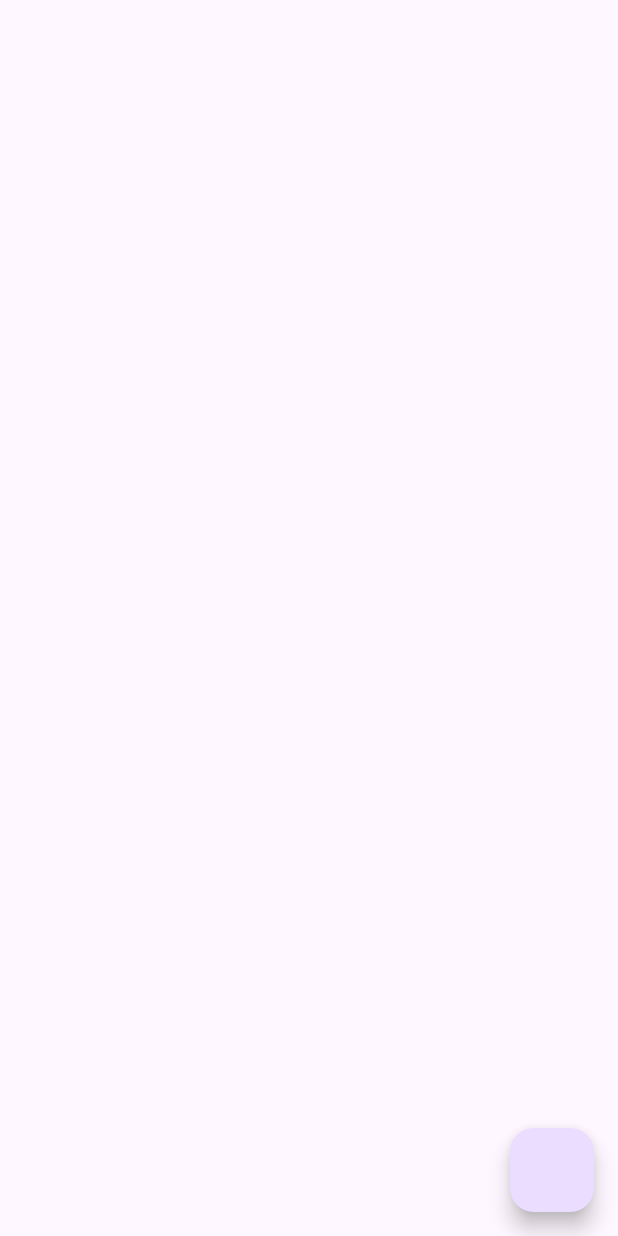
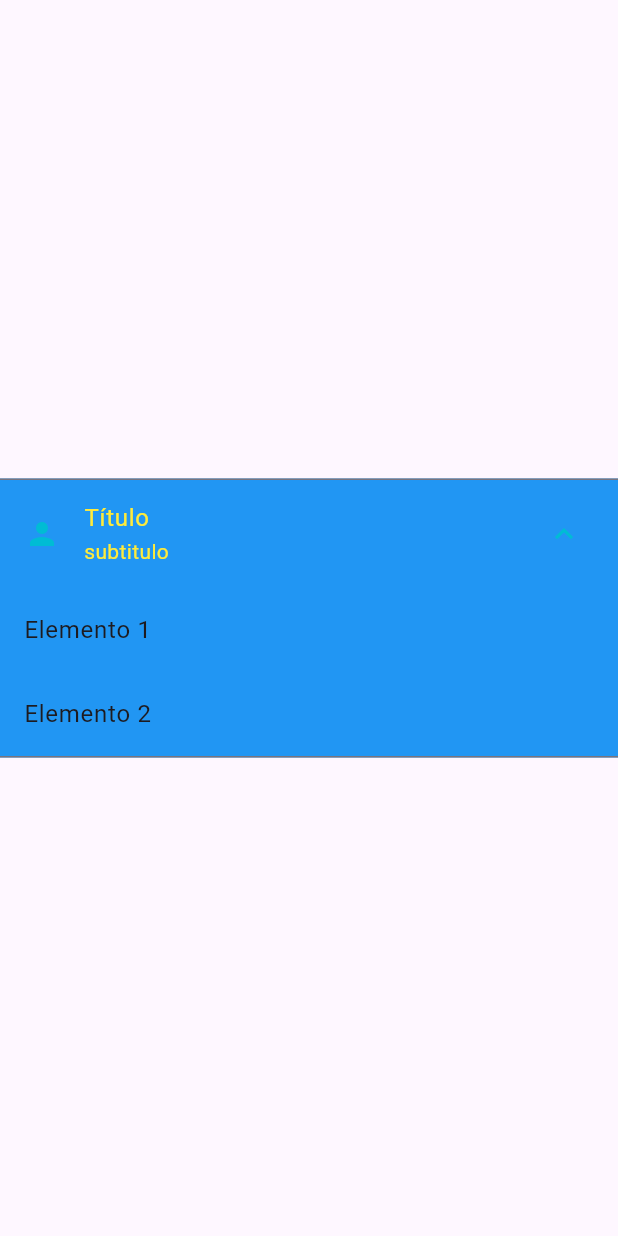
Before and after one commit to fr4nsgallegos/matriculasappg14, a Flutter app: the screen it shows after launch, on a phone screen of 412 x 824 dp. Run offline on Flutter 3.47's test engine with Material 3 defaults, Android fonts, the phone set to English and light mode, and no system bars.

Commit message:
expansio tile

```diff
--- a/lib/main.dart
+++ b/lib/main.dart
@@ -1,7 +1,10 @@
 import 'package:flutter/material.dart';
+import 'package:matriculasappg14/pages/expansiontile_page.dart';
 import 'package:matriculasappg14/pages/home_page.dart';
 import 'package:matriculasappg14/pages/listile_page.dart';
 
 void main() {
-  runApp(MaterialApp(home: HomePage(), debugShowCheckedModeBanner: false));
+  runApp(
+    MaterialApp(home: ExpansiontilePage(), debugShowCheckedModeBanner: false),
+  );
 }
--- /dev/null
+++ b/lib/pages/expansiontile_page.dart
@@ -0,0 +1,39 @@
+import 'package:flutter/material.dart';
+
+class ExpansiontilePage extends StatelessWidget {
+  const ExpansiontilePage({super.key});
+
+  @override
+  Widget build(BuildContext context) {
+    return Scaffold(
+      body: Center(
+        child: Column(
+          mainAxisSize: MainAxisSize.min,
+          children: [
+            ExpansionTile(
+              title: Text(
+                "Título",
+              ), //texto o widgetn pricipal que se ve siempre
+              subtitle: Text("subtitulo"),
+              leading: Icon(Icons.person),
+              // trailing: Icon(Icons.abc),
+              initiallyExpanded: true, //indicar que inicie expandido
+              onExpansionChanged: (bool isOpen) {
+                print("Esta abierto? : $isOpen");
+              },
+              collapsedBackgroundColor:
+                  Colors.red, //color del expansion cuando esta cerrado
+              backgroundColor: Colors.blue, //Color de fondo
+              iconColor: Colors.cyan,
+              textColor: Colors.yellow,
+              children: [
+                ListTile(title: Text("Elemento 1")),
+                ListTile(title: Text("Elemento 2")),
+              ],
+            ),
+          ],
+        ),
+      ),
+    );
+  }
+}
```
